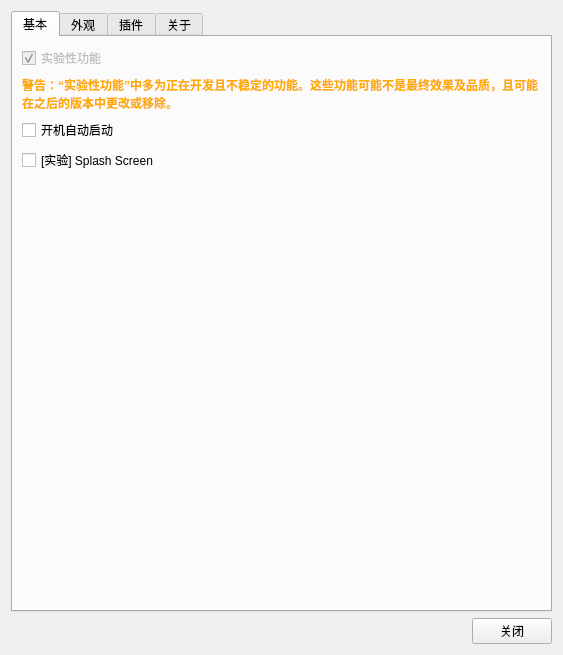
This is UISource/settings.ui in HelloWRC/W-DesktopCountdown as Qt 5 draws it before an edit. The edited form follows.
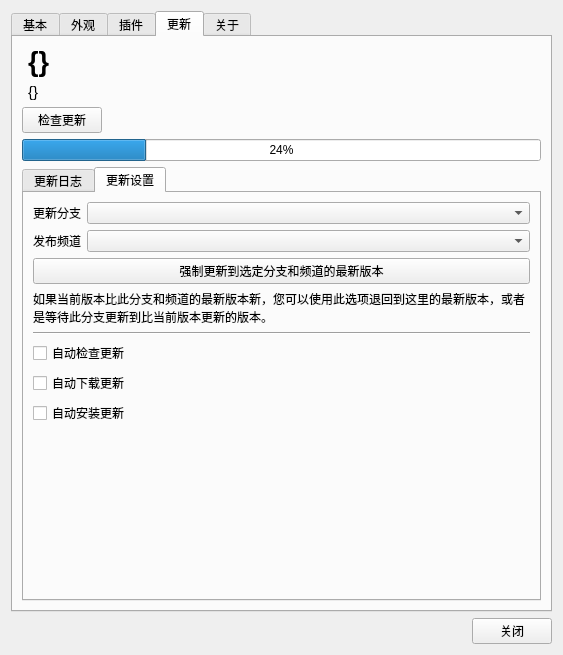
This is the edited form. The open tabs and pages were chosen to show the change. Icons and pictures are not drawn.

Commit message: 更新ui

Patch:
```diff
--- a/UISource/settings.ui
+++ b/UISource/settings.ui
@@ -24,7 +24,7 @@
    <item>
     <widget class="QTabWidget" name="tabWidget">
      <property name="currentIndex">
-      <number>0</number>
+      <number>3</number>
      </property>
      <property name="tabBarAutoHide">
       <bool>true</bool>
@@ -305,6 +305,226 @@
        </item>
       </layout>
      </widget>
+     <widget class="QWidget" name="tab_update">
+      <attribute name="title">
+       <string>更新</string>
+      </attribute>
+      <layout class="QVBoxLayout" name="verticalLayout_11">
+       <item>
+        <layout class="QHBoxLayout" name="horizontalLayout_4">
+         <item>
+          <widget class="QLabel" name="lb_logo_2">
+           <property name="text">
+            <string>&lt;!DOCTYPE HTML PUBLIC &quot;-//W3C//DTD HTML 4.0//EN&quot; &quot;http://www.w3.org/TR/REC-html40/strict.dtd&quot;&gt;
+&lt;html&gt;&lt;head&gt;&lt;meta name=&quot;qrichtext&quot; content=&quot;1&quot; /&gt;&lt;meta charset=&quot;utf-8&quot; /&gt;&lt;style type=&quot;text/css&quot;&gt;
+p, li { white-space: pre-wrap; }
+&lt;/style&gt;&lt;/head&gt;&lt;body style=&quot; font-family:'Microsoft YaHei UI'; font-size:9pt; font-weight:400; font-style:normal;&quot;&gt;
+&lt;p style=&quot; margin-top:0px; margin-bottom:0px; margin-left:0px; margin-right:0px; -qt-block-indent:0; text-indent:0px;&quot;&gt;&lt;img src=&quot;:/resources/icons/colorful/logo.svg&quot; width=&quot;64&quot; height=&quot;64&quot; /&gt;&lt;/p&gt;&lt;/body&gt;&lt;/html&gt;</string>
+           </property>
+          </widget>
+         </item>
+         <item>
+          <layout class="QVBoxLayout" name="verticalLayout_10">
+           <item>
+            <widget class="QLabel" name="label_5">
+             <property name="text">
+              <string>&lt;html&gt;&lt;head/&gt;&lt;body&gt;&lt;p&gt;&lt;span style=&quot; font-size:20pt; font-weight:700;&quot;&gt;{}&lt;/span&gt;&lt;/p&gt;&lt;/body&gt;&lt;/html&gt;</string>
+             </property>
+            </widget>
+           </item>
+           <item>
+            <widget class="QLabel" name="lb_version_2">
+             <property name="text">
+              <string>&lt;html&gt;&lt;head/&gt;&lt;body&gt;&lt;p&gt;&lt;span style=&quot; font-size:11pt;&quot;&gt;{}&lt;/span&gt;&lt;/p&gt;&lt;/body&gt;&lt;/html&gt;</string>
+             </property>
+             <property name="wordWrap">
+              <bool>true</bool>
+             </property>
+             <property name="textInteractionFlags">
+              <set>Qt::LinksAccessibleByMouse|Qt::TextSelectableByKeyboard|Qt::TextSelectableByMouse</set>
+             </property>
+            </widget>
+           </item>
+          </layout>
+         </item>
+         <item>
+          <spacer name="horizontalSpacer_5">
+           <property name="orientation">
+            <enum>Qt::Horizontal</enum>
+           </property>
+           <property name="sizeHint" stdset="0">
+            <size>
+             <width>40</width>
+             <height>20</height>
+            </size>
+           </property>
+          </spacer>
+         </item>
+        </layout>
+       </item>
+       <item>
+        <layout class="QHBoxLayout" name="horizontalLayout_5">
+         <item>
+          <widget class="QPushButton" name="pushButton">
+           <property name="text">
+            <string>检查更新</string>
+           </property>
+          </widget>
+         </item>
+         <item>
+          <spacer name="horizontalSpacer_6">
+           <property name="orientation">
+            <enum>Qt::Horizontal</enum>
+           </property>
+           <property name="sizeHint" stdset="0">
+            <size>
+             <width>40</width>
+             <height>20</height>
+            </size>
+           </property>
+          </spacer>
+         </item>
+        </layout>
+       </item>
+       <item>
+        <widget class="QProgressBar" name="progressBar">
+         <property name="value">
+          <number>24</number>
+         </property>
+        </widget>
+       </item>
+       <item>
+        <widget class="QTabWidget" name="about_info_2">
+         <property name="currentIndex">
+          <number>0</number>
+         </property>
+         <widget class="QWidget" name="tab_update_info">
+          <attribute name="title">
+           <string>更新日志</string>
+          </attribute>
+          <layout class="QVBoxLayout" name="verticalLayout_7">
+           <item>
+            <widget class="QLabel" name="label_8">
+             <property name="text">
+              <string>很棒！你已是最新！</string>
+             </property>
+            </widget>
+           </item>
+           <item>
+            <spacer name="verticalSpacer_2">
+             <property name="orientation">
+              <enum>Qt::Vertical</enum>
+             </property>
+             <property name="sizeHint" stdset="0">
+              <size>
+               <width>20</width>
+               <height>40</height>
+              </size>
+             </property>
+            </spacer>
+           </item>
+           <item>
+            <layout class="QHBoxLayout" name="horizontalLayout_6">
+             <item>
+              <widget class="QPushButton" name="pushButton_2">
+               <property name="text">
+                <string>立刻更新</string>
+               </property>
+              </widget>
+             </item>
+             <item>
+              <widget class="QPushButton" name="pushButton_3">
+               <property name="text">
+                <string>跳过此更新</string>
+               </property>
+              </widget>
+             </item>
+            </layout>
+           </item>
+          </layout>
+         </widget>
+         <widget class="QWidget" name="tab_update_cfg">
+          <attribute name="title">
+           <string>更新设置</string>
+          </attribute>
+          <layout class="QFormLayout" name="formLayout_3">
+           <item row="0" column="0">
+            <widget class="QLabel" name="label_4">
+             <property name="text">
+              <string>更新分支</string>
+             </property>
+            </widget>
+           </item>
+           <item row="0" column="1">
+            <widget class="QComboBox" name="comboBox"/>
+           </item>
+           <item row="1" column="0">
+            <widget class="QLabel" name="label_6">
+             <property name="text">
+              <string>发布频道</string>
+             </property>
+            </widget>
+           </item>
+           <item row="1" column="1">
+            <widget class="QComboBox" name="comboBox_2"/>
+           </item>
+           <item row="2" column="0" colspan="2">
+            <widget class="QPushButton" name="pushButton_4">
+             <property name="text">
+              <string>强制更新到选定分支和频道的最新版本</string>
+             </property>
+            </widget>
+           </item>
+           <item row="3" column="0" colspan="2">
+            <widget class="QLabel" name="label_7">
+             <property name="text">
+              <string>如果当前版本比此分支和频道的最新版本新，您可以使用此选项退回到这里的最新版本，或者是等待此分支更新到比当前版本更新的版本。</string>
+             </property>
+             <property name="wordWrap">
+              <bool>true</bool>
+             </property>
+            </widget>
+           </item>
+           <item row="4" column="0" colspan="2">
+            <widget class="Line" name="line">
+             <property name="minimumSize">
+              <size>
+               <width>0</width>
+               <height>0</height>
+              </size>
+             </property>
+             <property name="orientation">
+              <enum>Qt::Horizontal</enum>
+             </property>
+            </widget>
+           </item>
+           <item row="5" column="0" colspan="2">
+            <widget class="QCheckBox" name="checkBox">
+             <property name="text">
+              <string>自动检查更新</string>
+             </property>
+            </widget>
+           </item>
+           <item row="6" column="0" colspan="2">
+            <widget class="QCheckBox" name="checkBox_2">
+             <property name="text">
+              <string>自动下载更新</string>
+             </property>
+            </widget>
+           </item>
+           <item row="7" column="0" colspan="2">
+            <widget class="QCheckBox" name="checkBox_3">
+             <property name="text">
+              <string>自动安装更新</string>
+             </property>
+            </widget>
+           </item>
+          </layout>
+         </widget>
+        </widget>
+       </item>
+      </layout>
+     </widget>
      <widget class="QWidget" name="tab_about">
       <attribute name="title">
        <string>关于</string>
```
The commit also changes 1 other file.
